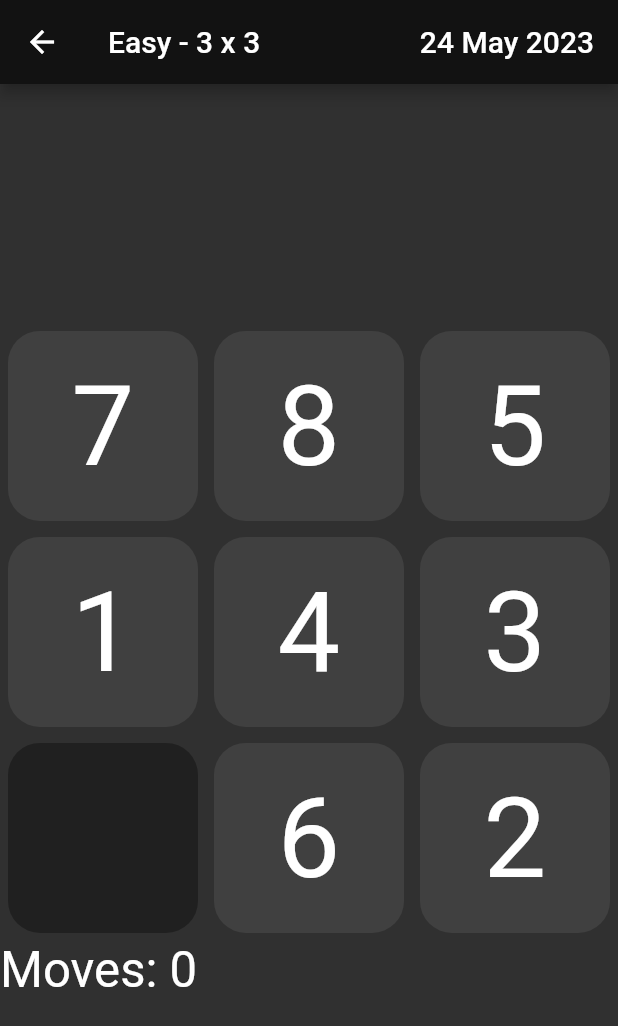
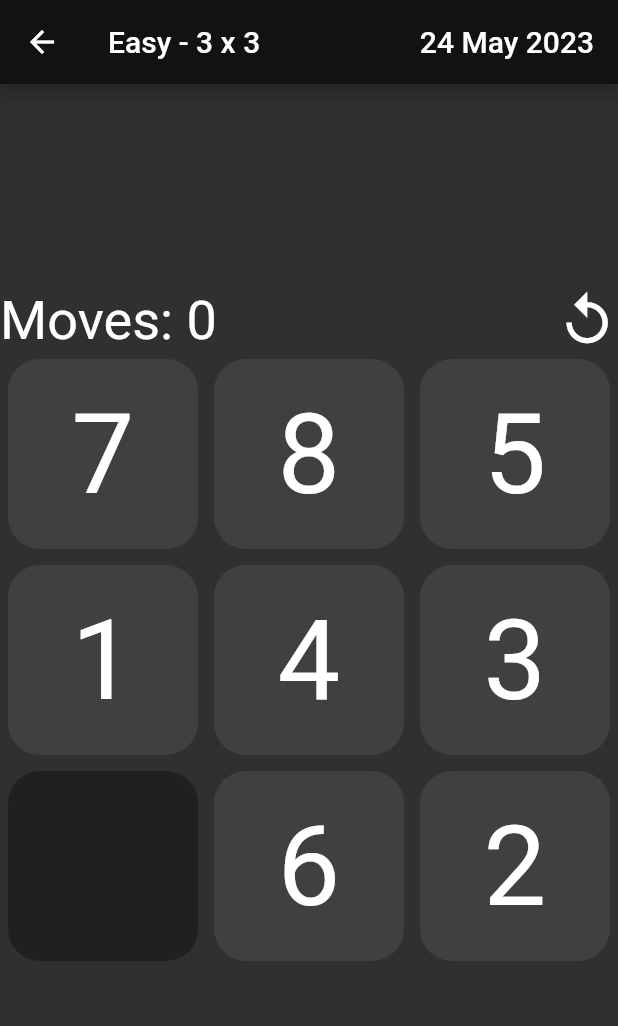
Before and after one commit to reidst/number-slider, a Flutter app: the screen it shows after launch, after a tap on an icon or button, on a phone screen of 412 x 824 dp. Shown: the top 1026 px of the screen. Run offline on Flutter 3.47's test engine with Material 2 defaults, Android fonts, the phone set to English and light mode, and no system bars.

Commit message:
added undo/reset feature, reorganized game screen

```diff
--- a/lib/model/slider.dart
+++ b/lib/model/slider.dart
@@ -16,6 +16,7 @@ class Coord {
 
   Coord operator +(Coord other) => Coord(row + other.row, col + other.col);
   Coord operator -(Coord other) => Coord(row - other.row, col - other.col);
+  Coord operator -() => Coord(-row, -col);
 }
 
 const validMoves = <Coord>[
@@ -33,11 +34,13 @@ class SliderGame {
       )
     );
     _space = Coord(size - 1, size - 1);
+    _undoStack = List.empty(growable: true);
   }
 
   final int size;
   late final List<List<int>> _board;
   late Coord _space;
+  late final List<Coord> _undoStack;
   int _playerMoveCount = 0;
   DateTime? date;
 
@@ -86,7 +89,10 @@ class SliderGame {
     _board[newSpace.row][newSpace.col] = _board[_space.row][_space.col];
     _board[_space.row][_space.col] = tmp;
     _space = newSpace;
-    if (!ignoreMoveCount) { _playerMoveCount++; }
+    if (!ignoreMoveCount) {
+      _playerMoveCount++;
+      _undoStack.add(delta);
+    }
   }
 
   /// Makes one or more random moves on the board.
@@ -99,6 +105,23 @@ class SliderGame {
       }
       move(validMoves[choice], ignoreMoveCount: true);
     }
+  }
+
+  /// Moves opposite the last recorded move and decrements the move counter.
+  void undo() {
+    if (_undoStack.isEmpty) { return; }
+    final lastMove = _undoStack.removeLast();
+    move(-lastMove, ignoreMoveCount: true);
+    _playerMoveCount--;
+  }
+
+  /// Resets the board and move counter by "undoing" all recorded moves.
+  void reset() {
+    for (var m in _undoStack.reversed) {
+      move(-m, ignoreMoveCount: true);
+    }
+    _undoStack.clear();
+    _playerMoveCount = 0;
   }
 
   /// Shuffles the board using a given year/month/day as a seed. Does nothing if
--- a/lib/widgets/slider_widget.dart
+++ b/lib/widgets/slider_widget.dart
@@ -1,5 +1,6 @@
 import 'package:flutter/material.dart';
 import 'package:number_slider/model/slider.dart';
+import 'package:number_slider/utils.dart';
 import 'package:number_slider/widgets/number_tile.dart';
 
 class SliderGameWidget extends StatefulWidget {
@@ -74,15 +75,50 @@ class _SliderGameWidgetState extends State<SliderGameWidget> {
   @override
   Widget build(BuildContext context) {
     final isSolved = _game.isSolved();
-    return GestureDetector(
+    return AspectRatio(
+      aspectRatio: 10 / 12,
+      child: Column(
+        children: [
+          Expanded(
+            child: Row(
+              children: [
+                Expanded(
+                  child: FittedBox(
+                    fit: BoxFit.contain,
+                    alignment: Alignment.centerLeft,
+                    child: Text("Moves: ${_game.playerMoveCount}"),
+                  ),
+                ),
+                Expanded(
+                  child: FittedBox(
+                    fit: BoxFit.contain,
+                    alignment: Alignment.centerRight,
+                    child: GestureDetector(
+                      onTap: () => setState(() {
+                        if (!isSolved) _game.undo();
+                      }),
+                      onLongPress: () async {
+                        if (!isSolved) { await showConfirmationDialog(
+                          context: context,
+                          title: "Reset Puzzle",
+                          body: "Are you sure you want to reset the puzzle?",
+                          cancelLabel: "No thanks",
+                          confirmLabel: "Reset",
+                          confirmAction: () => setState(() => _game.reset()),
+                        );}
+                      },
+                      child: const Icon(Icons.replay),
+                    )
+                  ),
+                ),
+              ],
+            ),
+          ),
+          GestureDetector(
             onPanStart: _onSwipeStart,
             onPanUpdate: _onSwipeUpdate,
             onPanEnd: _onSwipeEnd,
-      child: AspectRatio(
-        aspectRatio: 11 / 12,
             child: Column(
-          children: [
-            Column(
               mainAxisSize: MainAxisSize.min,
               children: List<Widget>.generate(
                 widget.size,
@@ -99,22 +135,16 @@ class _SliderGameWidgetState extends State<SliderGameWidget> {
                 ),
               ),
             ),
+          ),
           Expanded(
-              child: Row( // used to be inside FittedBox(cover)
-                mainAxisAlignment: MainAxisAlignment.spaceEvenly,
-                mainAxisSize: MainAxisSize.max,
+            child: Row(
               children: [
+                const Spacer(),
                 Expanded(
+                  flex: 2,
                   child: FittedBox(
                     fit: BoxFit.contain,
-                      alignment: Alignment.centerLeft,
-                      child: Text("Moves: ${_game.playerMoveCount}"),
-                    ),
-                  ),
-                  Expanded(
-                    child: FittedBox(
-                      fit: BoxFit.contain,
-                      alignment:Alignment.centerRight,
+                    alignment:Alignment.center,
                     child: Text(
                       isSolved ? "You Win!" : " ",
                       style: TextStyle(
@@ -123,12 +153,21 @@ class _SliderGameWidgetState extends State<SliderGameWidget> {
                     ),
                   ),
                 ),
+                if (isSolved) Expanded(
+                  child: FittedBox(
+                    fit: BoxFit.contain,
+                    alignment: Alignment.centerRight,
+                    child: GestureDetector(
+                      onTap: (){},  // TODO: upload score to firebase
+                      child: const Icon(Icons.cloud_upload_outlined),
+                    )
+                  ),
+                ),
               ],
             ),
           ),
         ],
       ),
-      ),
     );
   }
 }
```
Also changed, not shown: lib/pages/game.dart (+6 -28 lines), lib/utils.dart (+40 -0 lines). Lines whose indentation alone changed are shown as unchanged.
